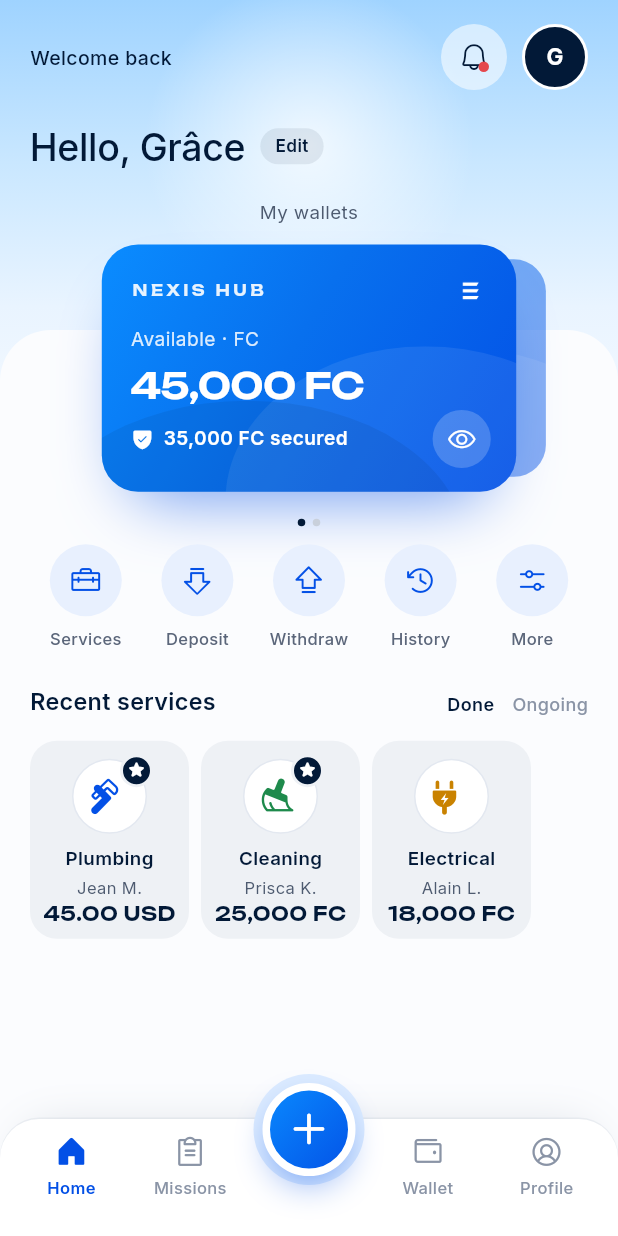
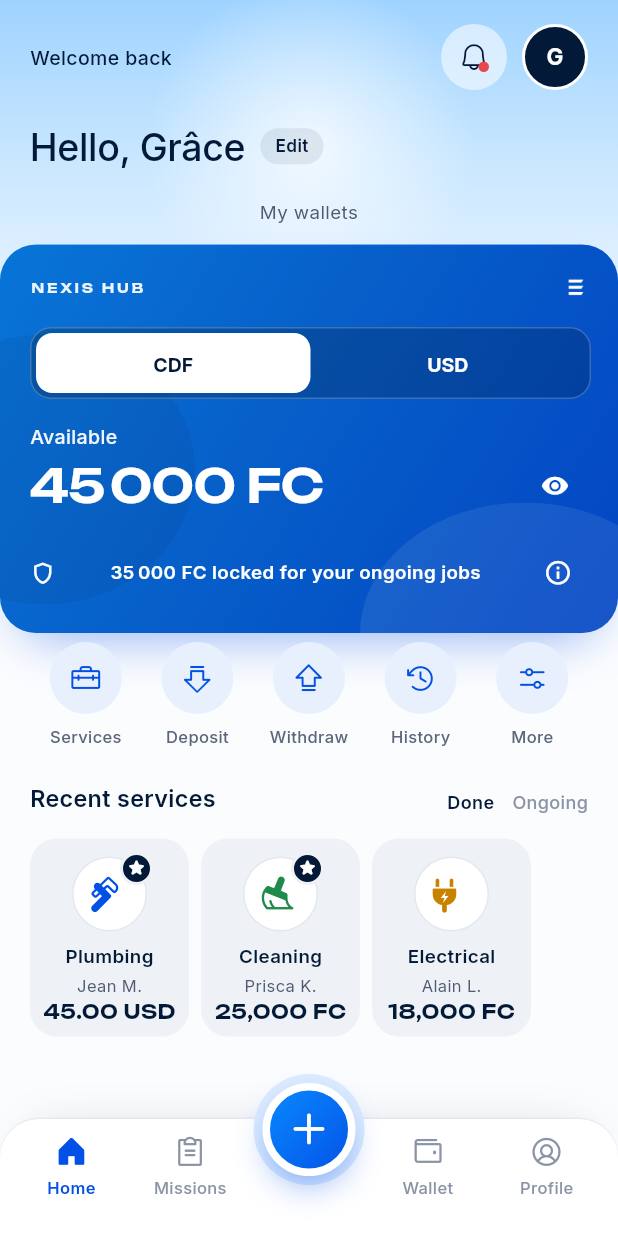
Before and after one commit to lokakaoben20-max/Nexis-Hub, a Flutter app: the Shell screen opened directly, on a phone screen of 412 x 824 dp. Run offline on Flutter 3.47's test engine with Material 3 defaults, Android fonts, the phone set to English and light mode, and no system bars.

Commit message:
Refonte de la carte portefeuille

```diff
--- a/app_mobile/lib/l10n/app_en.arb
+++ b/app_mobile/lib/l10n/app_en.arb
@@ -19,6 +19,16 @@
   "securedAmount": "{amount} secured",
   "hideAmounts": "Hide amounts",
   "showAmounts": "Show amounts",
+  "walletLocked": "{amount} locked for your ongoing jobs",
+  "@walletLocked": {
+    "placeholders": {
+      "amount": {
+        "type": "String"
+      }
+    }
+  },
+  "walletExplanation": "This money is paid to the provider only after the client confirms the job.",
+  "walletInfoLabel": "Why is this amount locked?",
   "actionServices": "Services",
   "actionDeposit": "Deposit",
   "actionWithdraw": "Withdraw",
--- a/app_mobile/lib/l10n/app_localizations.dart
+++ b/app_mobile/lib/l10n/app_localizations.dart
@@ -201,6 +201,15 @@ abstract class AppLocalizations {
   /// In fr, this message translates to:
   /// **'{amount} sécurisés'**
   String securedAmount(String amount);
+
+  /// Amount held until a client's confirmation.
+  String walletLocked(String amount);
+
+  /// Explains when the held funds are paid out.
+  String get walletExplanation;
+
+  /// Accessible label for the held-funds explanation.
+  String get walletInfoLabel;
 
   /// No description provided for @hideAmounts.
   ///
--- a/app_mobile/lib/l10n/app_localizations_en.dart
+++ b/app_mobile/lib/l10n/app_localizations_en.dart
@@ -65,6 +65,18 @@ class AppLocalizationsEn extends AppLocalizations {
   String securedAmount(String amount) {
     return '$amount secured';
   }
+
+  @override
+  String walletLocked(String amount) {
+    return '$amount locked for your ongoing jobs';
+  }
+
+  @override
+  String get walletExplanation =>
+      'This money is paid to the provider only after the client confirms the job.';
+
+  @override
+  String get walletInfoLabel => 'Why is this amount locked?';
 
   @override
   String get hideAmounts => 'Hide amounts';
--- a/app_mobile/lib/ui/wallet_card.dart
+++ b/app_mobile/lib/ui/wallet_card.dart
@@ -1,6 +1,4 @@
 import 'package:flutter/material.dart';
-
-import 'icons.dart';
 
 import '../data/models.dart';
 import '../data/money.dart';
@@ -8,18 +6,12 @@ import '../l10n/app_localizations.dart';
 import 'common.dart';
 import 'theme.dart';
 
-/// Carte portefeuille A (maquette app-accueil-reference) : la carte FC
-/// devant, la carte USD qui dépasse derrière. Toucher la carte de derrière,
-/// un point ou glisser change de portefeuille ; l'œil masque les montants.
-///
-/// Les mesures sont celles de la maquette (carte 228 × 136 sur un écran
-/// de 340), mises à l'échelle de l'écran réel.
+/// Carte de solde unique. Le dernier choix de devise reste partagé entre
+/// les écrans pendant toute la session de l'application.
 class WalletCard extends StatefulWidget {
   const WalletCard({super.key, required this.wallet, this.alignStart = false});
 
   final Wallet wallet;
-
-  /// Carte calée à gauche (écran Portefeuille) au lieu de centrée (Accueil).
   final bool alignStart;
 
   @override
@@ -27,129 +19,40 @@ class WalletCard extends StatefulWidget {
 }
 
 class _WalletCardState extends State<WalletCard> {
-  static const _currencies = [Currency.cdf, Currency.usd];
-  int _front = 0;
+  static Currency _rememberedCurrency = Currency.cdf;
+  late Currency _currency = _rememberedCurrency;
   bool _hidden = false;
 
-  void _show(int index) {
-    if (index != _front) setState(() => _front = index);
+  void _show(Currency currency) {
+    if (_currency == currency) return;
+    setState(() {
+      _currency = currency;
+      _rememberedCurrency = currency;
+    });
   }
 
   @override
   Widget build(BuildContext context) {
     final reduce = MediaQuery.disableAnimationsOf(context);
-    final duration = Duration(milliseconds: reduce ? 0 : 350);
-    final scale = (MediaQuery.sizeOf(context).width / 340)
-        .clamp(.9, 1.35)
-        .toDouble();
-    return Column(
-      crossAxisAlignment: widget.alignStart
-          ? CrossAxisAlignment.start
-          : CrossAxisAlignment.center,
-      children: [
-        GestureDetector(
-          onHorizontalDragEnd: (details) {
-            final v = details.primaryVelocity ?? 0;
-            if (v < -100) _show(1);
-            if (v > 100) _show(0);
-          },
-          child: SizedBox(
-            width: 228 * scale + 30 * scale,
-            height: 136 * scale,
-            child: FittedBox(
-              alignment: Alignment.centerLeft,
-              child: SizedBox(
-                width: 258,
-                height: 136,
-                child: Stack(
-                  clipBehavior: Clip.none,
-                  children: [
-                    for (final index in [
-                      for (var i = 0; i < _currencies.length; i++)
-                        if (i != _front) i,
-                      _front,
-                    ])
-                      AnimatedPositioned(
-                        key: ValueKey(index),
-                        duration: duration,
-                        curve: Curves.ease,
-                        left: widget.alignStart ? 0 : 15,
-                        top: 0,
-                        width: 228,
-                        height: 136,
-                        child: AnimatedSlide(
-                          duration: duration,
-                          curve: Curves.ease,
-                          offset: Offset(index == _front ? 0 : 30 / 228, 0),
-                          child: AnimatedScale(
-                            duration: duration,
-                            curve: Curves.ease,
-                            scale: index == _front ? 1 : .88,
-                            child: AnimatedOpacity(
-                              duration: duration,
-                              opacity: index == _front ? 1 : .5,
-                              child: GestureDetector(
-                                onTap: () => _show(index),
-                                child: _card(
-                                  context,
-                                  _currencies[index],
-                                  front: index == _front,
-                                ),
-                              ),
-                            ),
-                          ),
-                        ),
-                      ),
-                  ],
-                ),
-              ),
-            ),
-          ),
-        ),
-        const SizedBox(height: 12),
-        Row(
-          mainAxisAlignment: MainAxisAlignment.center,
-          children: [
-            for (var i = 0; i < _currencies.length; i++)
-              GestureDetector(
-                onTap: () => _show(i),
-                behavior: HitTestBehavior.opaque,
-                child: Padding(
-                  padding: const EdgeInsets.symmetric(
-                    horizontal: 2.5,
-                    vertical: 6,
-                  ),
-                  child: AnimatedContainer(
-                    duration: duration,
-                    width: 5,
-                    height: 5,
-                    decoration: BoxDecoration(
-                      shape: BoxShape.circle,
-                      color: i == _front
-                          ? context.palette.ink
-                          : const Color(0xFFC9D0DB),
-                    ),
-                  ),
-                ),
-              ),
-          ],
-        ),
-      ],
-    );
-  }
-
-  Widget _card(BuildContext context, Currency currency, {required bool front}) {
+    final duration = Duration(milliseconds: reduce ? 0 : 260);
     final l = AppLocalizations.of(context);
     final lang = langOf(context);
-    final amount = widget.wallet.available[currency] ?? Money(0, currency);
-    final secured = widget.wallet.secured[currency];
-    final label = currency == Currency.cdf ? 'FC' : 'USD';
-    String shown(Money money) =>
-        _hidden ? '•••••• $label' : formatMoney(money, lang);
-    final white = Colors.white;
-    return DecoratedBox(
+    final amount = widget.wallet.available[_currency] ?? Money(0, _currency);
+    final secured = widget.wallet.secured[_currency] ?? Money(0, _currency);
+    final label = _currency == Currency.cdf ? 'FC' : 'USD';
+    final shownAmount = _hidden ? '•••••• $label' : _formatWalletMoney(amount, lang);
+    final shownSecured =
+        _hidden ? '•••••• $label' : _formatWalletMoney(secured, lang);
+
+    return Align(
+      alignment: widget.alignStart ? Alignment.centerLeft : Alignment.center,
+      child: ConstrainedBox(
+        constraints: const BoxConstraints(maxWidth: 440),
+        child: SizedBox(
+          width: double.infinity,
+          child: DecoratedBox(
             decoration: BoxDecoration(
-        borderRadius: BorderRadius.circular(20),
+              borderRadius: BorderRadius.circular(24),
               gradient: const LinearGradient(
                 begin: Alignment.topLeft,
                 end: Alignment.bottomRight,
@@ -160,39 +63,40 @@ class _WalletCardState extends State<WalletCard> {
                   NexisColors.gradientEnd,
                 ],
               ),
-        boxShadow: front
-            ? const [
+              boxShadow: const [
                 BoxShadow(
-                  color: Color(0x8C0350E6),
-                  offset: Offset(0, 18),
-                  blurRadius: 30,
-                  spreadRadius: -14,
+                  color: Color(0x660350E6),
+                  offset: Offset(0, 16),
+                  blurRadius: 28,
+                  spreadRadius: -12,
                 ),
-              ]
-            : null,
+              ],
             ),
             child: ClipRRect(
-        borderRadius: BorderRadius.circular(20),
+              borderRadius: BorderRadius.circular(24),
               child: Stack(
                 children: [
-            // Les deux grands ovales discrets de la maquette.
+                  Positioned.fill(
+                    child: ColoredBox(
+                      color: NexisColors.navy.withValues(alpha: .2),
+                    ),
+                  ),
                   Positioned(
-              right: -60,
-              bottom: -90,
+                    right: -48,
+                    bottom: -88,
                     width: 220,
-              height: 170,
+                    height: 175,
                     child: _oval(Colors.white.withValues(alpha: .08)),
                   ),
                   Positioned(
-              left: -40,
-              bottom: -110,
-              width: 240,
-              height: 160,
+                    left: -70,
+                    top: 60,
+                    width: 200,
+                    height: 180,
                     child: _oval(NexisColors.navy.withValues(alpha: .08)),
                   ),
-            if (front) ...[
                   Padding(
-                padding: const EdgeInsets.fromLTRB(16, 16, 16, 14),
+                    padding: const EdgeInsets.fromLTRB(20, 18, 18, 18),
                     child: Column(
                       crossAxisAlignment: CrossAxisAlignment.start,
                       children: [
@@ -201,92 +105,206 @@ class _WalletCardState extends State<WalletCard> {
                             Text(
                               'NEXIS HUB',
                               style: title(
-                            8.5,
-                            color: white.withValues(alpha: .9),
-                          ).copyWith(letterSpacing: 1.9),
+                                9,
+                                color: Colors.white.withValues(alpha: .92),
+                              ).copyWith(letterSpacing: 1.8),
                             ),
                             const Spacer(),
                             Image.asset(
                               'assets/images/monogramme-blanc.png',
-                          width: 18,
-                          height: 19,
+                              width: 20,
+                              height: 21,
                               excludeFromSemantics: true,
                             ),
                           ],
                         ),
-                    const SizedBox(height: 10),
+                        const SizedBox(height: 16),
+                        _currencySelector(l, duration),
+                        const SizedBox(height: 16),
                         Text(
-                      '${l.available} · $label',
-                      style: body(10.5, color: white.withValues(alpha: .85)),
+                          l.available,
+                          style: body(
+                            13,
+                            weight: FontWeight.w500,
+                            color: Colors.white.withValues(alpha: .94),
                           ),
-                    const SizedBox(height: 5),
-                    FittedBox(
+                        ),
+                        Row(
+                          children: [
+                            Expanded(
+                              child: AnimatedSwitcher(
+                                duration: duration,
+                                switchInCurve: Curves.easeOut,
+                                switchOutCurve: Curves.easeIn,
+                                transitionBuilder: (child, animation) =>
+                                    FadeTransition(
+                                  opacity: animation,
+                                  child: SlideTransition(
+                                    position: Tween<Offset>(
+                                      begin: const Offset(0, .08),
+                                      end: Offset.zero,
+                                    ).animate(animation),
+                                    child: child,
+                                  ),
+                                ),
+                                child: SizedBox(
+                                  key: ValueKey(_currency),
+                                  width: double.infinity,
+                                  child: FittedBox(
                                     fit: BoxFit.scaleDown,
                                     alignment: Alignment.centerLeft,
                                     child: Text(
-                        shown(amount),
-                        style: title(
-                          20,
-                          color: white,
-                        ).copyWith(letterSpacing: -.4),
+                                      shownAmount,
+                                      maxLines: 1,
+                                      style: title(31, color: Colors.white)
+                                          .copyWith(letterSpacing: -.5),
+                                    ),
+                                  ),
+                                ),
+                              ),
+                            ),
+                            Semantics(
+                              button: true,
+                              label: _hidden ? l.showAmounts : l.hideAmounts,
+                              child: IconButton(
+                                tooltip:
+                                    _hidden ? l.showAmounts : l.hideAmounts,
+                                onPressed: () =>
+                                    setState(() => _hidden = !_hidden),
+                                constraints: const BoxConstraints.tightFor(
+                                  width: 44,
+                                  height: 44,
+                                ),
+                                padding: EdgeInsets.zero,
+                                visualDensity: VisualDensity.standard,
+                                icon: Icon(
+                                  _hidden
+                                      ? Icons.visibility_off
+                                      : Icons.visibility,
+                                  size: 19,
+                                  color: Colors.white,
+                                ),
                               ),
                             ),
                           ],
                         ),
+                        const SizedBox(height: 12),
+                        Row(
+                          crossAxisAlignment: CrossAxisAlignment.center,
+                          children: [
+                            Icon(
+                              Icons.shield_outlined,
+                              size: 17,
+                              color: Colors.white,
                             ),
-              Positioned(
-                left: 16,
-                right: 14,
-                bottom: 13,
-                child: Row(
-                  children: [
-                    if (secured != null && !secured.isZero) ...[
-                      Icon(PhFill.shieldCheck, color: white, size: 13),
-                      const SizedBox(width: 5),
+                            const SizedBox(width: 7),
                             Expanded(
+                              child: AnimatedSwitcher(
+                                duration: duration,
                                 child: Text(
-                          l.securedAmount(shown(secured)),
-                          maxLines: 1,
+                                  l.walletLocked(shownSecured),
+                                  key: ValueKey('locked-$_currency-$_hidden'),
+                                  maxLines: 2,
                                   overflow: TextOverflow.ellipsis,
                                   style: body(
-                            10.5,
+                                    12.5,
                                     weight: FontWeight.w600,
-                            color: white,
+                                    color: Colors.white,
                                   ),
                                 ),
                               ),
-                    ] else
-                      const Spacer(),
-                    Semantics(
+                            ),
+                            Tooltip(
+                              message: l.walletExplanation,
+                              triggerMode: TooltipTriggerMode.tap,
+                              child: Semantics(
                                 button: true,
-                      label: _hidden ? l.showAmounts : l.hideAmounts,
-                      excludeSemantics: true,
-                      child: GestureDetector(
-                        onTap: () => setState(() => _hidden = !_hidden),
-                        child: Container(
-                          width: 32,
-                          height: 32,
-                          decoration: BoxDecoration(
-                            shape: BoxShape.circle,
-                            color: white.withValues(alpha: .2),
-                          ),
+                                label: l.walletInfoLabel,
+                                child: SizedBox(
+                                  width: 44,
+                                  height: 44,
                                   child: Icon(
-                            _hidden ? PhRegular.eyeSlash : PhRegular.eye,
-                            color: white,
-                            size: 16,
+                                    Icons.info_outline,
+                                    size: 19,
+                                    color: Colors.white,
                                   ),
                                 ),
                               ),
                             ),
                           ],
                         ),
+                      ],
+                    ),
                   ),
                 ],
-          ],
+              ),
+            ),
+          ),
         ),
       ),
     );
   }
 
+  Widget _currencySelector(AppLocalizations l, Duration duration) {
+    return Container(
+      height: 48,
+      padding: const EdgeInsets.all(3),
+      decoration: BoxDecoration(
+        color: NexisColors.navy.withValues(alpha: .26),
+        borderRadius: BorderRadius.circular(14),
+        border: Border.all(color: Colors.white.withValues(alpha: .22)),
+      ),
+      child: Row(
+        children: [
+          _currencyButton(Currency.cdf, duration),
+          _currencyButton(Currency.usd, duration),
+        ],
+      ),
+    );
+  }
+
+  Widget _currencyButton(Currency currency, Duration duration) {
+    final selected = currency == _currency;
+    final label = currency == Currency.cdf ? 'CDF' : 'USD';
+    return Expanded(
+      child: Semantics(
+        button: true,
+        selected: selected,
+        label: label,
+        child: Material(
+          color: selected ? Colors.white : Colors.transparent,
+          borderRadius: BorderRadius.circular(11),
+          child: InkWell(
+            onTap: () => _show(currency),
+            borderRadius: BorderRadius.circular(11),
+            child: SizedBox(
+              height: 42,
+              child: Center(
+                child: AnimatedDefaultTextStyle(
+                  duration: duration,
+                  style: body(
+                    13,
+                    weight: FontWeight.w700,
+                    color: selected ? NexisColors.navy : Colors.white,
+                  ),
+                  child: Text(label),
+                ),
+              ),
+            ),
+          ),
+        ),
+      ),
+    );
+  }
+
+  String _formatWalletMoney(Money money, String languageCode) {
+    final formatted = formatMoney(money, languageCode);
+    if (languageCode != 'en') return formatted;
+    return formatted.replaceAllMapped(
+      RegExp(r'(?<=\d),(?=\d{3}(?:[.,]| |$))'),
+      (_) => ' ',
+    );
+  }
+
   Widget _oval(Color color) => ClipOval(child: ColoredBox(color: color));
 }
```
Also changed, not shown: app_mobile/lib/l10n/app_fr.arb (+10 -0 lines), app_mobile/lib/l10n/app_ln.arb (+10 -0 lines), app_mobile/lib/l10n/app_localizations_fr.dart (+12 -0 lines), app_mobile/lib/l10n/app_localizations_ln.dart (+12 -0 lines), 3 other files. Lines whose indentation alone changed are shown as unchanged.
